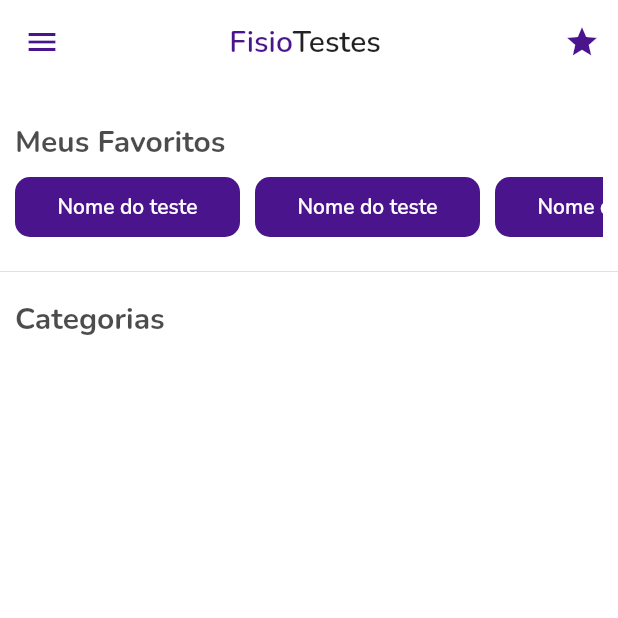
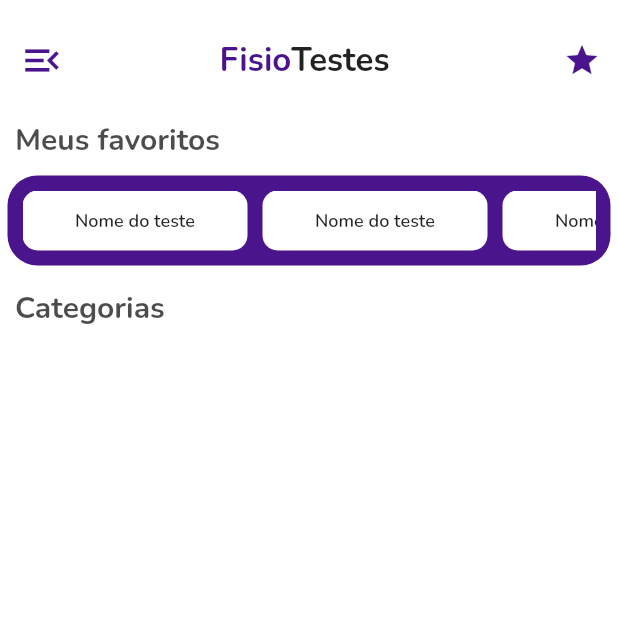
Before and after one commit to aquinoartur/fisio_app, a Flutter app: the HomeScreen screen opened directly, on a phone screen of 412 x 824 dp, the top half of it. Run offline on Flutter 3.47's test engine with Material 2 defaults, Android fonts, the phone set to English and light mode, and no system bars; drawn by our look-alikes of google_mobile_ads; our stand-ins replace cloud_firestore, firebase_core, google_fonts, rive; missing offline and left inert: flutter_card_swipper; accounts and stored records are empty; network calls fail; statements that could not run were skipped.

Commit message:
03/06/21
Version 3

```diff
--- a/lib/screens/category_screen.dart
+++ b/lib/screens/category_screen.dart
@@ -1,5 +1,6 @@
 import 'package:cloud_firestore/cloud_firestore.dart';
 import 'package:fisio_app/screens/test_screen.dart';
+import 'package:fisio_app/text_styles/text_styles.dart';
 import 'package:fisio_app/widgets/animation_rive_2_widget.dart';
 import 'package:fisio_app/widgets/card_test_widget.dart';
 import 'package:fisio_app/widgets/card_tile_category_screen.dart';
@@ -57,7 +58,8 @@ class _CategoryScreenState extends State<CategoryScreen> {
         body: Column(
           crossAxisAlignment: CrossAxisAlignment.start,
           children: [
-            titleT1Widget("Subcategorias"),
+            SizedBox(height: 10),
+            titleT1Widget("Subcategorias", TextStyles.title1),
             Container(
               child: StreamBuilder<QuerySnapshot>(
                 stream:
@@ -103,7 +105,8 @@ class _CategoryScreenState extends State<CategoryScreen> {
                 },
               ),
             ),
-            toogle ? titleT1Widget("Testes") : Container(),
+            SizedBox(height: 15),
+            toogle ? titleT1Widget("Testes", TextStyles.title1) : Container(),
             toogle ? FutureBuilder<QuerySnapshot>(
                     future: firebase
                         .collection("categorias")
--- a/lib/screens/home_screen.dart
+++ b/lib/screens/home_screen.dart
@@ -1,6 +1,6 @@
 import 'package:cloud_firestore/cloud_firestore.dart';
 import 'package:fisio_app/models/ad_state.dart';
-import 'package:fisio_app/text_Styles/text_styles.dart';
+import 'package:fisio_app/text_styles/text_styles.dart';
 import 'package:fisio_app/widgets/card_info_widget.dart';
 import 'package:fisio_app/widgets/custom_drawer_widget.dart';
 import 'package:fisio_app/widgets/text_title_appBar_widget.dart';
@@ -37,27 +37,45 @@ class _HomeScreenState extends State<HomeScreen> {
   @override
   Widget build(BuildContext context) {
     final primaryColor = Theme.of(context).primaryColor;
+
     return Scaffold(
+        drawer: CustomDrawer(),
         backgroundColor: Colors.white,
-        drawer: CustomDrawer(),
         appBar: AppBar(
+          leading: Builder(
+            builder: (context) => IconButton(
+              icon: Icon(Icons.menu_open, color: primaryColor, size: 30,),
+              onPressed: () => Scaffold.of(context).openDrawer(),
+            ),
+          ),
+          toolbarHeight: 80,
           backgroundColor: Colors.white,
           title: textTitleAppBar(primaryColor),
           centerTitle: true,
           elevation: 0,
           iconTheme: IconThemeData(color: primaryColor),
           actions: [
-            IconButton(icon: Icon(Icons.star), onPressed: () {})
+            IconButton(icon: Icon(Icons.star, size: 25,), onPressed: () {})
           ],
         ),
         body: Column(
           crossAxisAlignment: CrossAxisAlignment.start,
           children: [
-            SizedBox(height: 15,),
-            titleT1Widget("Meus Favoritos"),
+            titleT1Widget("Meus favoritos", TextStyles.title1),
+            Container(
+              padding: EdgeInsets.all(10),
+              margin: EdgeInsets.symmetric(horizontal: 5),
+              alignment: Alignment.center,
+              decoration: BoxDecoration(
+                color: primaryColor,
+                borderRadius: BorderRadius.circular(20)
+              ),
+              child: Column(
+                crossAxisAlignment: CrossAxisAlignment.start,
+                children: [
+
                   Container(
                     height: 40,
-              padding: EdgeInsets.symmetric(horizontal: 10),
                     child: ListView.separated(
                       itemCount: 10,
                       physics: BouncingScrollPhysics(),
@@ -68,18 +86,20 @@ class _HomeScreenState extends State<HomeScreen> {
                           alignment: Alignment.center,
                           decoration: BoxDecoration(
                             borderRadius: BorderRadius.circular(10),
-                      color: primaryColor,
+                            color: Colors.white,
                             //border: Border.all(color: primaryColor, width: 2)
                           ),
                           width: 150,
-                    child: Text("Nome do teste", style: TextStyles.cardtitle2,),
+                          child: Text("Nome do teste", style: TextStyles.cardtitle3,),
                         );
                       },
                     ),
                   ),
+                ],
+              ),
+            ),
             SizedBox(height: 15),
-            Divider(),
-            titleT1Widget("Categorias"),
+            titleT1Widget("Categorias", TextStyles.title1),
             Expanded(
               flex: 2,
               child: ListView(
--- a/lib/text_styles/text_styles.dart
+++ b/lib/text_styles/text_styles.dart
@@ -6,6 +6,12 @@ class TextStyles {
 
   static final TextStyle title1 = GoogleFonts.nunito(
     color: Colors.black87.withOpacity(.7),
+    fontSize: 20,
+    fontWeight: FontWeight.bold,
+  );
+
+  static final TextStyle title2 = GoogleFonts.nunito(
+    color: Colors.white,
     fontSize: 20,
     fontWeight: FontWeight.bold,
   );
@@ -20,6 +26,12 @@ class TextStyles {
     color: Colors.white,
     fontWeight: FontWeight.w600,
     fontSize: 14,
+  );
+
+  static final TextStyle cardtitle3 = GoogleFonts.nunito(
+    color: Colors.black87,
+    fontWeight: FontWeight.w600,
+    fontSize: 12,
   );
 
   static final TextStyle t4 = GoogleFonts.nunito(
--- a/lib/widgets/text_title_appBar_widget.dart
+++ b/lib/widgets/text_title_appBar_widget.dart
@@ -6,14 +6,14 @@ Widget textTitleAppBar (Color color){
       text: "Fisio",
       style: GoogleFonts.nunito(
           color: color,
-          fontSize: 20,
-          fontWeight: FontWeight.w600),
+          fontSize: 22,
+          fontWeight: FontWeight.w700),
       children: [
         TextSpan(
             text: "Testes ",
             style: GoogleFonts.nunito(
                 color: Colors.black87,
-                fontSize: 20,
-                fontWeight: FontWeight.w600)),
+                fontSize: 22,
+                fontWeight: FontWeight.w700)),
       ]));
 }
--- a/lib/widgets/title_t1_widget.dart
+++ b/lib/widgets/title_t1_widget.dart
@@ -1,13 +1,13 @@
 import 'package:fisio_app/text_Styles/text_styles.dart';
 import 'package:flutter/material.dart';
 
-Widget titleT1Widget (String string){
+Widget titleT1Widget (String string, TextStyle textStyle){
   return Padding(
-    padding: EdgeInsets.fromLTRB(10, 10, 10, 10),
+    padding: EdgeInsets.fromLTRB(10, 0, 10, 10),
     child: Text(
       string,
       textAlign: TextAlign.start,
-      style: TextStyles.title1,
+      style: textStyle,
     ),
   );
 }
```
Also changed, not shown: 1 other file. Lines whose indentation alone changed are shown as unchanged.
